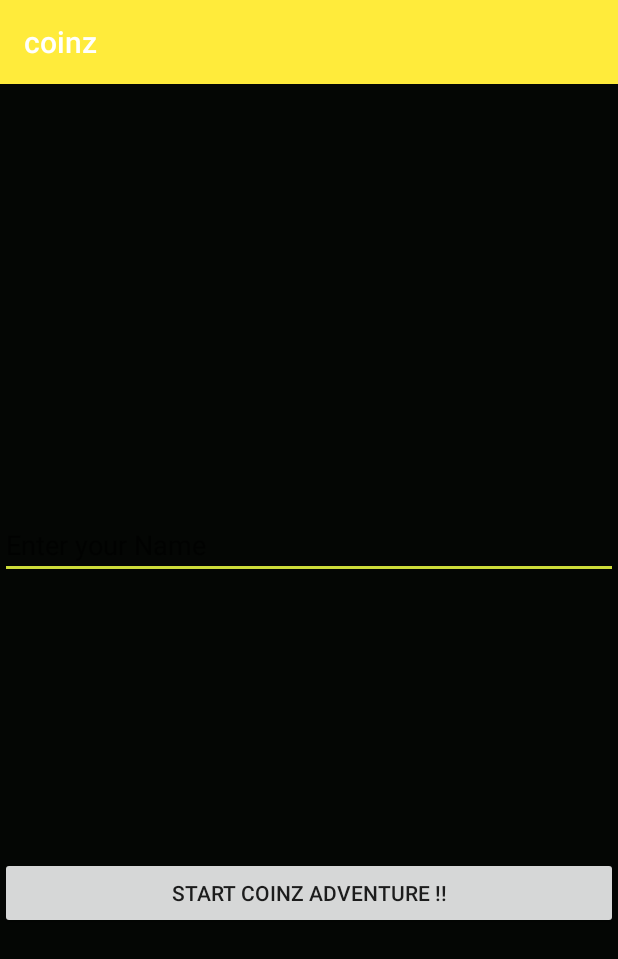
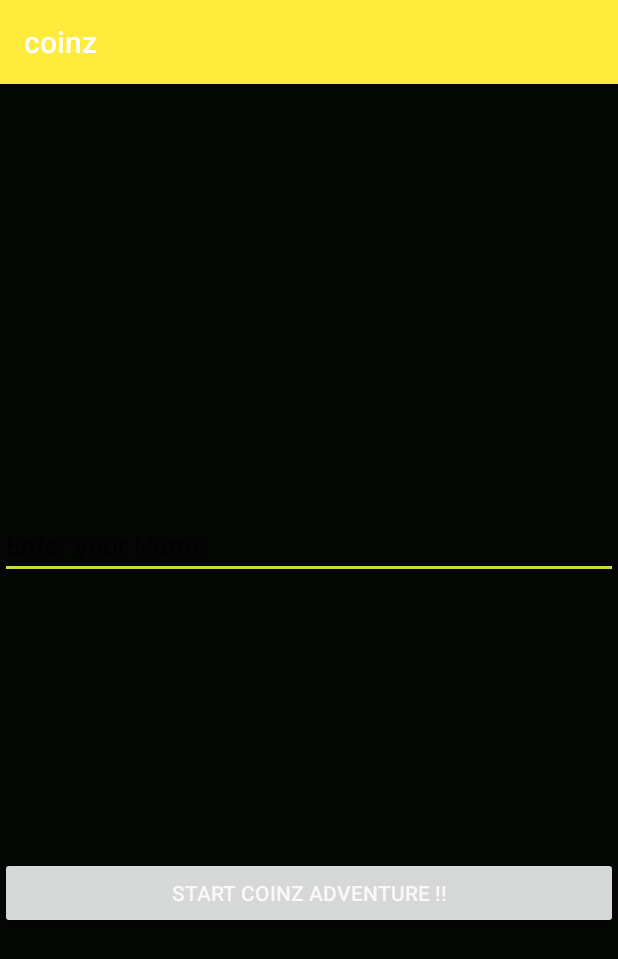
Before and after one commit to ZihangJiao/mycoinz, an Android app: the SecondActivity screen opened directly, with no data from a screen before it, on a phone screen of 412 x 824 dp. Shown: the top 959 px of the screen. Run offline under Robolectric (Android 15) with nearby library versions, the phone set to English and light mode, and no system bars.

Commit message:
Some color change

```diff
--- a/app/src/main/res/values/colors.xml
+++ b/app/src/main/res/values/colors.xml
@@ -4,4 +4,5 @@
     <color name="colorPrimaryDark">#fbc02d</color>
     <color name="colorAccent">#ffeb3b</color>
     <color name="foreground_material_light">#000000</color>
+    <color name="text_color_primary">#ddfefefe</color>
 </resources>
--- a/app/src/main/res/values/styles.xml
+++ b/app/src/main/res/values/styles.xml
@@ -8,5 +8,6 @@
         <item name="colorAccent">@color/colorPrimary</item>
         <item name="android:colorForeground">@color/foreground_material_light</item>
         <item name="android:colorBackground">@color/ic_launcher_background</item>
+        <item name="android:textColorPrimary">@color/text_color_primary</item>
     </style>
 </resources>
```
